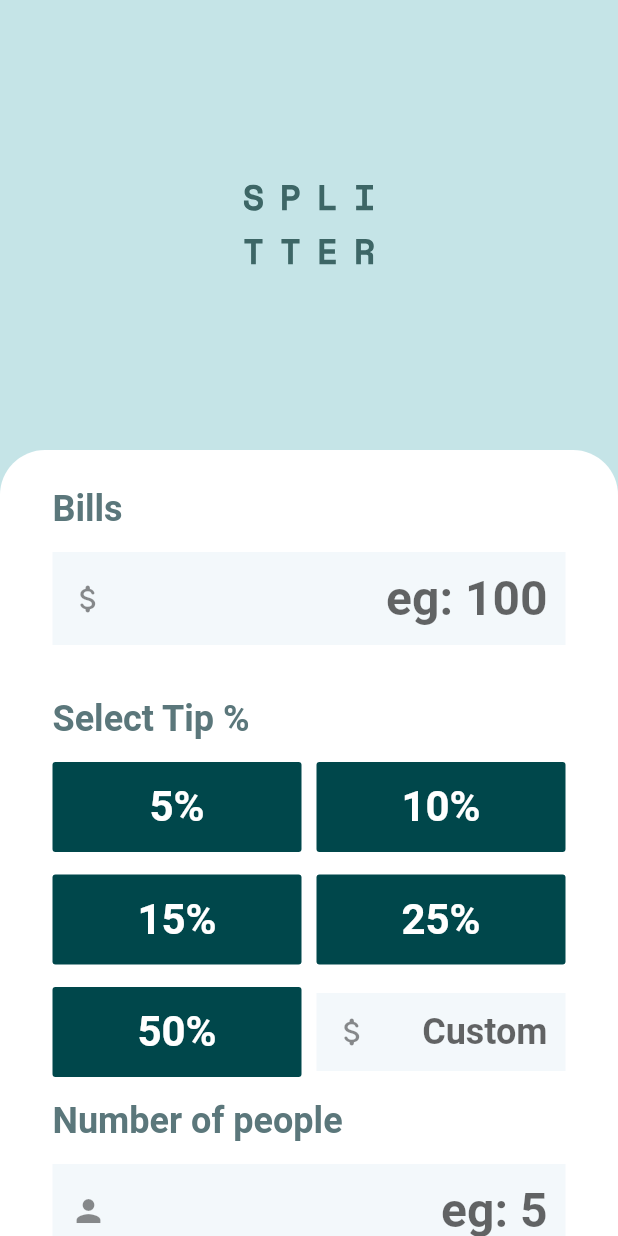
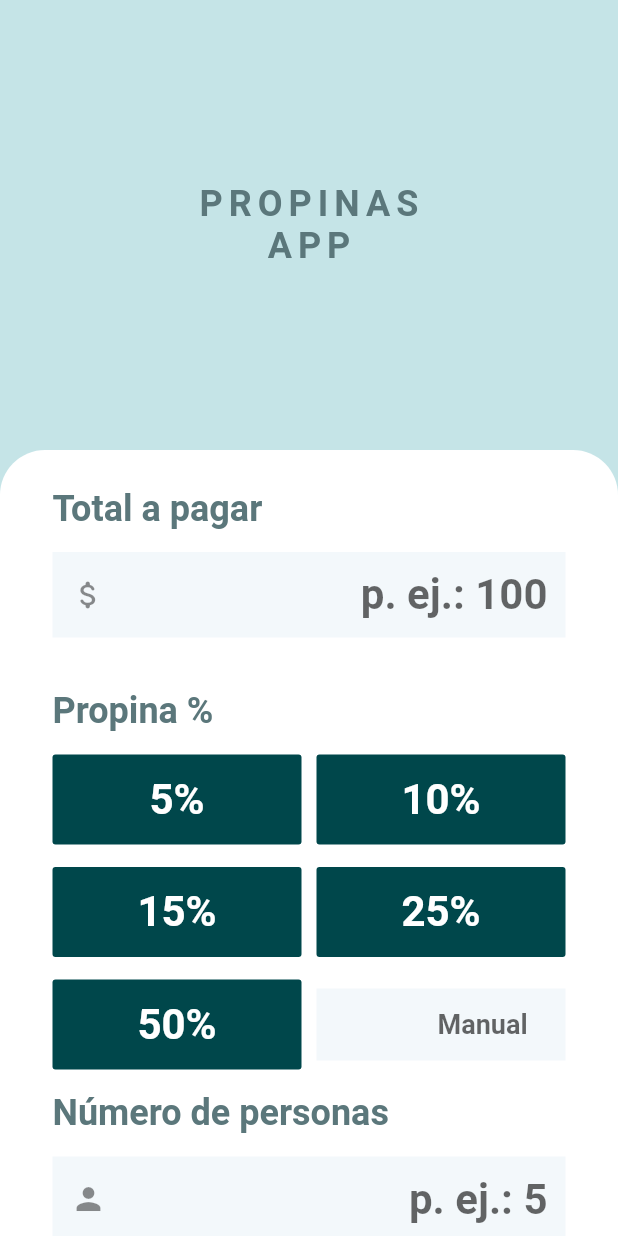
Before and after one commit to urielexis64/propinas_app, a Flutter app: the screen it shows after launch, on a phone screen of 412 x 824 dp. Run offline on Flutter 3.47's test engine with Material 2 defaults, Android fonts, the phone set to English and light mode, and no system bars.

Commit message:
add functionality

```diff
--- a/lib/main.dart
+++ b/lib/main.dart
@@ -6,7 +6,6 @@ import 'package:flutter/painting.dart';
 import 'package:flutter/rendering.dart';
 import 'package:flutter/services.dart';
 import 'package:flutter/widgets.dart';
-import 'package:flutter_svg/flutter_svg.dart';
 
 void main() {
   runApp(const MyApp());
@@ -18,6 +17,7 @@ class MyApp extends StatelessWidget {
   @override
   Widget build(BuildContext context) {
     return MaterialApp(
+      debugShowCheckedModeBanner: false,
       home: const HomePage(),
     );
   }
@@ -34,11 +34,31 @@ class _HomePageState extends State<HomePage> {
   TextStyle titleStyle = TextStyle(
       color: Color(0xFF5B777B), fontSize: 24, fontWeight: FontWeight.bold);
 
+  double bill = 0;
+  double tip = 0;
+  int person = 1;
+
+  // Prepare the result
+  double tipPerPerson = 0;
+  double totalPerPerson = 0;
+
+  // Create the controller to get the value from input
+  TextEditingController _billController = TextEditingController();
+  TextEditingController _tipController = TextEditingController();
+  TextEditingController _personController = TextEditingController();
+
+  // Create a function to calculate the tip
+  void calculate() {
+    tipPerPerson = bill * tip / person;
+    totalPerPerson = bill * (1 + tip) / person;
+  }
+
   @override
   Widget build(BuildContext context) {
     return Scaffold(
       backgroundColor: Color(0xFFC5E4E7),
       body: SingleChildScrollView(
+        physics: BouncingScrollPhysics(),
         child: Column(
           children: [
             // Header
@@ -46,7 +66,27 @@ class _HomePageState extends State<HomePage> {
               width: double.infinity,
               height: 300,
               child: Center(
-                child: SvgPicture.asset('assets/logo.svg'),
+                child: Column(
+                  mainAxisAlignment: MainAxisAlignment.center,
+                  children: [
+                    Text(
+                      'PROPINAS',
+                      style: TextStyle(
+                          fontWeight: FontWeight.bold,
+                          fontSize: 24,
+                          color: Color(0xFF5B777B),
+                          letterSpacing: 4),
+                    ),
+                    Text(
+                      'APP',
+                      style: TextStyle(
+                          fontWeight: FontWeight.bold,
+                          fontSize: 24,
+                          color: Color(0xFF5B777B),
+                          letterSpacing: 4),
+                    ),
+                  ],
+                ),
               ),
             ),
             // Body
@@ -62,23 +102,35 @@ class _HomePageState extends State<HomePage> {
                 crossAxisAlignment: CrossAxisAlignment.start,
                 children: [
                   Text(
-                    'Bills',
+                    'Total a pagar',
                     style: titleStyle,
                   ),
                   SizedBox(
                     height: 15,
                   ),
                   TextField(
+                    controller: _billController,
+                    onEditingComplete: () {
+                      setState(() {
+                        if (_billController.text.isNotEmpty) {
+                          bill = double.parse(_billController.text);
+                        } else {
+                          bill = 0;
+                        }
+                        FocusScope.of(context).unfocus();
+                        calculate();
+                      });
+                    },
                     keyboardType: TextInputType.numberWithOptions(),
                     decoration: InputDecoration(
                         filled: true,
                         fillColor: Color(0xFFF3F8FB),
                         border: InputBorder.none,
-                        hintText: "eg: 100",
+                        hintText: "p. ej.: 100",
                         prefixIcon: Icon(Icons.attach_money_rounded)),
                     textAlign: TextAlign.end,
                     style: TextStyle(
-                        fontSize: 32,
+                        fontSize: 28,
                         fontWeight: FontWeight.bold,
                         color: Color(0xFF00474B)),
                   ),
@@ -86,7 +138,7 @@ class _HomePageState extends State<HomePage> {
                     height: 35,
                   ),
                   Text(
-                    'Select Tip %',
+                    'Propina %',
                     style: titleStyle,
                   ),
                   SizedBox(
@@ -96,7 +148,12 @@ class _HomePageState extends State<HomePage> {
                     children: [
                       Expanded(
                         child: FlatButton(
-                          onPressed: () {},
+                          onPressed: () {
+                            setState(() {
+                              tip = .05;
+                              _tipController.text = '';
+                            });
+                          },
                           height: 60,
                           color: Color(0xFF00474B),
                           child: Text(
@@ -113,7 +170,12 @@ class _HomePageState extends State<HomePage> {
                       ),
                       Expanded(
                         child: FlatButton(
-                          onPressed: () {},
+                          onPressed: () {
+                            setState(() {
+                              tip = .1;
+                              _tipController.text = '';
+                            });
+                          },
                           height: 60,
                           color: Color(0xFF00474B),
                           child: Text(
@@ -134,7 +196,12 @@ class _HomePageState extends State<HomePage> {
                     children: [
                       Expanded(
                         child: FlatButton(
-                          onPressed: () {},
+                          onPressed: () {
+                            setState(() {
+                              tip = .15;
+                              _tipController.text = '';
+                            });
+                          },
                           height: 60,
                           color: Color(0xFF00474B),
                           child: Text(
@@ -151,7 +218,12 @@ class _HomePageState extends State<HomePage> {
                       ),
                       Expanded(
                         child: FlatButton(
-                          onPressed: () {},
+                          onPressed: () {
+                            setState(() {
+                              tip = .25;
+                              _tipController.text = '';
+                            });
+                          },
                           height: 60,
                           color: Color(0xFF00474B),
                           child: Text(
@@ -172,7 +244,12 @@ class _HomePageState extends State<HomePage> {
                     children: [
                       Expanded(
                         child: FlatButton(
-                          onPressed: () {},
+                          onPressed: () {
+                            setState(() {
+                              tip = .5;
+                              _tipController.text = '';
+                            });
+                          },
                           height: 60,
                           color: Color(0xFF00474B),
                           child: Text(
@@ -189,16 +266,28 @@ class _HomePageState extends State<HomePage> {
                       ),
                       Expanded(
                         child: TextField(
+                            controller: _tipController,
+                            onEditingComplete: () {
+                              setState(() {
+                                if (_tipController.text.isNotEmpty) {
+                                  tip = double.parse(_tipController.text) / 100;
+                                } else {
+                                  tip = 0;
+                                }
+                                FocusScope.of(context).unfocus();
+                                calculate();
+                              });
+                            },
                             keyboardType: TextInputType.numberWithOptions(),
                             decoration: InputDecoration(
                                 filled: true,
                                 fillColor: Color(0xFFF3F8FB),
                                 border: InputBorder.none,
-                                hintText: "Custom",
-                                prefixIcon: Icon(Icons.attach_money_rounded)),
+                                hintText: "Manual",
+                                suffixText: '%'),
                             textAlign: TextAlign.end,
                             style: TextStyle(
-                                fontSize: 24,
+                                fontSize: 18,
                                 fontWeight: FontWeight.bold,
                                 color: Color(0xFF00474B))),
                       )
@@ -208,23 +297,35 @@ class _HomePageState extends State<HomePage> {
                     height: 15,
                   ),
                   Text(
-                    'Number of people',
+                    'Número de personas',
                     style: titleStyle,
                   ),
                   SizedBox(
                     height: 15,
                   ),
                   TextField(
+                    controller: _personController,
+                    onEditingComplete: () {
+                      setState(() {
+                        if (_personController.text.isNotEmpty) {
+                          person = int.parse(_personController.text);
+                        } else {
+                          person = 1;
+                        }
+                        FocusScope.of(context).unfocus();
+                        calculate();
+                      });
+                    },
                     keyboardType: TextInputType.numberWithOptions(),
                     decoration: InputDecoration(
                         filled: true,
                         fillColor: Color(0xFFF3F8FB),
                         border: InputBorder.none,
-                        hintText: "eg: 5",
+                        hintText: "p. ej.: 5",
                         prefixIcon: Icon(Icons.person)),
                     textAlign: TextAlign.end,
                     style: TextStyle(
-                        fontSize: 32,
+                        fontSize: 28,
                         fontWeight: FontWeight.bold,
                         color: Color(0xFF00474B)),
                   ),
@@ -249,7 +350,7 @@ class _HomePageState extends State<HomePage> {
                               crossAxisAlignment: CrossAxisAlignment.start,
                               children: [
                                 Text(
-                                  'Tip Amount',
+                                  'Propina',
                                   style: TextStyle(
                                       color: Colors.white,
                                       fontSize: 24,
@@ -259,18 +360,21 @@ class _HomePageState extends State<HomePage> {
                                   height: 5,
                                 ),
                                 Text(
-                                  '/ Person',
+                                  '/ persona',
                                   style: TextStyle(
                                       color: Color(0xFF598689), fontSize: 20),
                                 )
                               ],
                             ),
-                            Text(
-                              '\$4.27',
+                            FittedBox(
+                              fit: BoxFit.contain,
+                              child: Text(
+                                '\$${tipPerPerson.toStringAsFixed(2)}',
                                 style: TextStyle(
                                     color: Color(0xFF29C0AD),
                                     fontSize: 34,
                                     fontWeight: FontWeight.bold),
+                              ),
                             )
                           ],
                         ),
@@ -294,18 +398,21 @@ class _HomePageState extends State<HomePage> {
                                   height: 5,
                                 ),
                                 Text(
-                                  '/ Person',
+                                  '/ persona',
                                   style: TextStyle(
                                       color: Color(0xFF598689), fontSize: 20),
                                 )
                               ],
                             ),
-                            Text(
-                              '\$4.27',
+                            FittedBox(
+                              fit: BoxFit.contain,
+                              child: Text(
+                                '\$${totalPerPerson.toStringAsFixed(2)}',
                                 style: TextStyle(
                                     color: Color(0xFF29C0AD),
                                     fontSize: 34,
                                     fontWeight: FontWeight.bold),
+                              ),
                             )
                           ],
                         ),
@@ -317,9 +424,19 @@ class _HomePageState extends State<HomePage> {
                           child: FlatButton(
                               height: 60,
                               color: Color(0xFF26C2AD),
-                              onPressed: () {},
+                              onPressed: () {
+                                setState(() {
+                                  tip = 0;
+                                  person = 1;
+                                  bill = 0;
+                                  calculate();
+                                  _tipController.clear();
+                                  _billController.clear();
+                                  _personController.clear();
+                                });
+                              },
                               child: Text(
-                                'RESET',
+                                'LIMPIAR',
                                 style: TextStyle(
                                     fontSize: 24,
                                     color: Color(0xFF00494B),
```
Lines whose indentation alone changed are shown as unchanged.
